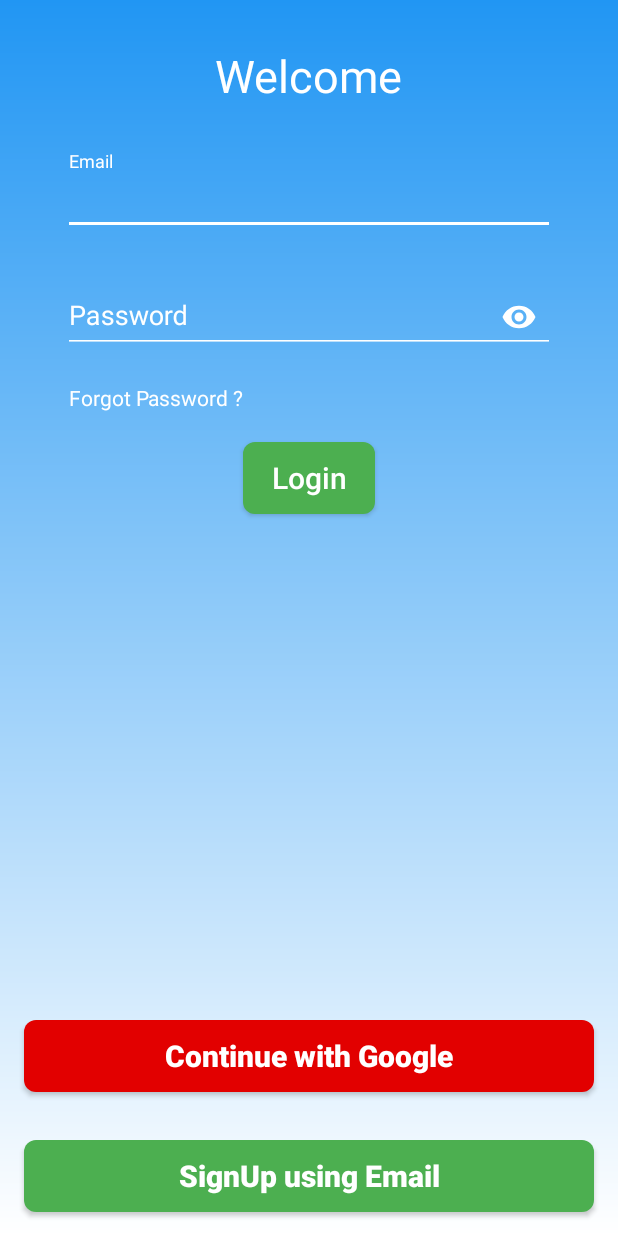
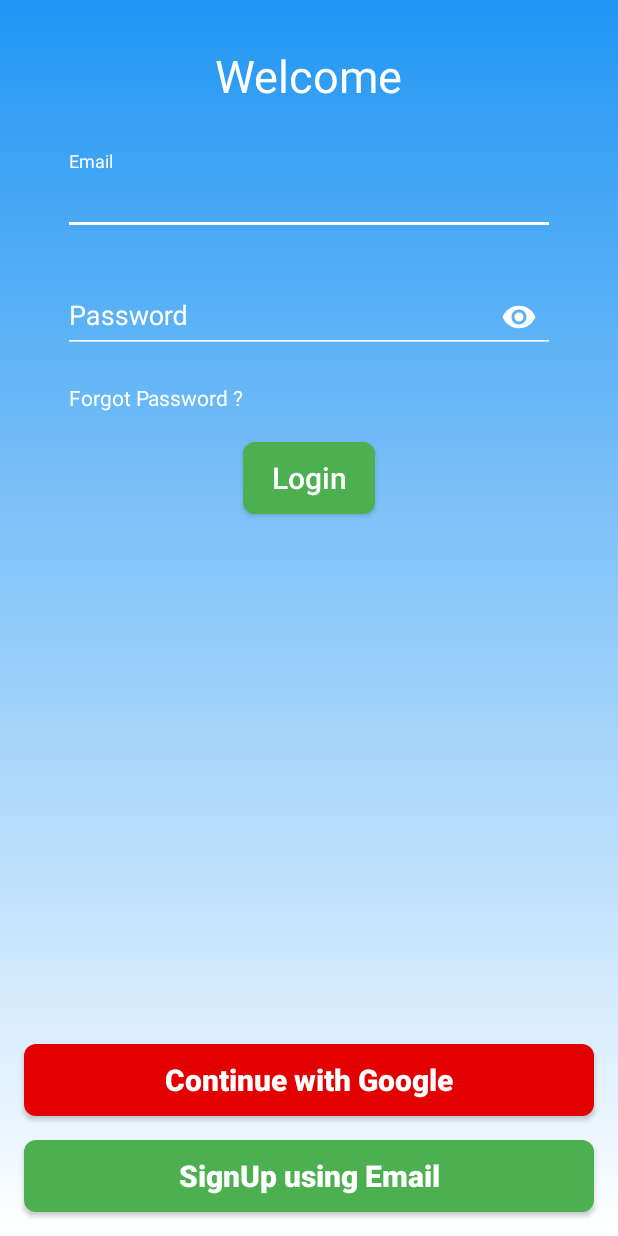
Before and after one commit to byshy/MyChalet, an Android app: the screen it shows after launch (LoginActivity), on a phone screen of 412 x 824 dp. Run offline under Robolectric (Android 15) with nearby library versions, the phone set to English and light mode, and no system bars; our stand-ins replace Firebase (no records; nobody signed in at launch, a user with empty details on screens opened directly).

```diff
--- a/app/src/main/res/layout/activity_login.xml
+++ b/app/src/main/res/layout/activity_login.xml
@@ -127,7 +127,9 @@
         android:layout_alignParentEnd="true"
         android:layout_alignParentRight="true"
         android:layout_alignParentBottom="true"
-        android:layout_margin="16dp"
+        android:layout_marginBottom="16dp"
+        android:layout_marginRight="16dp"
+        android:layout_marginLeft="16dp"
         android:background="@drawable/curved_button"
         android:backgroundTint="@color/colorAccent"
         android:clickable="true"
```
